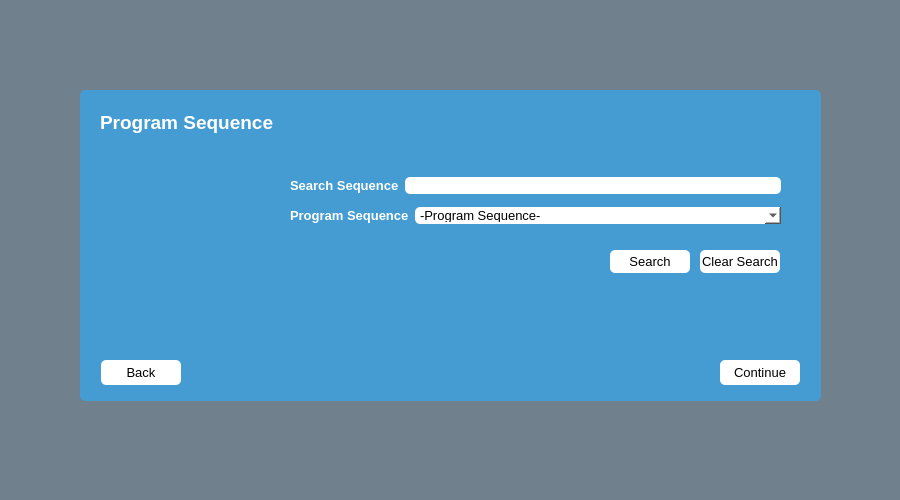
Above: programSequence_editUI/programs.ui from 2013110993/SGS before the change. Below: the same form after it.
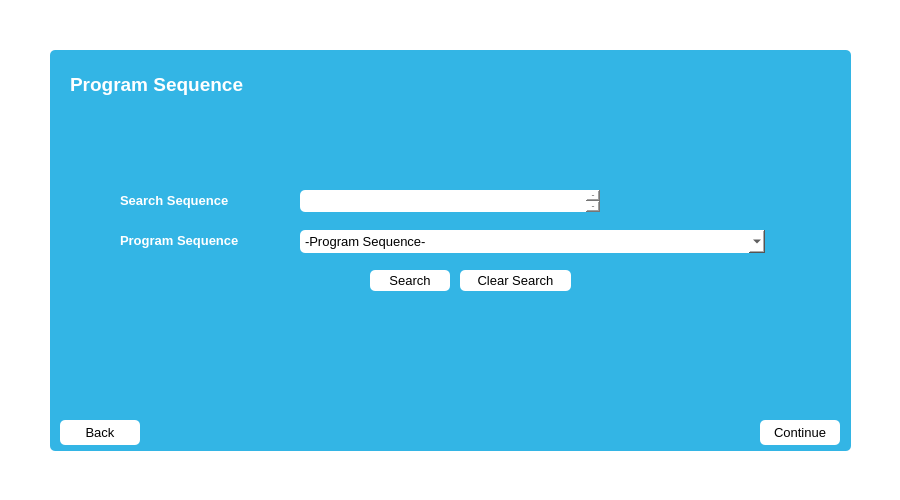
That is the form after the change.

```diff
--- a/programSequence_editUI/programs.ui
+++ b/programSequence_editUI/programs.ui
@@ -27,28 +27,28 @@
   </property>
   <property name="styleSheet">
    <string notr="true">border-radius: 5px;
-background-color:#70808c
+background-color:white
 </string>
   </property>
   <widget class="QWidget" name="widget" native="true">
    <property name="geometry">
     <rect>
-     <x>80</x>
-     <y>90</y>
-     <width>741</width>
-     <height>311</height>
+     <x>50</x>
+     <y>50</y>
+     <width>801</width>
+     <height>401</height>
     </rect>
    </property>
    <property name="styleSheet">
-    <string notr="true">background-color:#449cd3</string>
+    <string notr="true">background-color: #33b5e5</string>
    </property>
    <widget class="QLabel" name="programSequenceLabel_2">
     <property name="geometry">
      <rect>
       <x>20</x>
       <y>20</y>
-      <width>192</width>
-      <height>24</height>
+      <width>219</width>
+      <height>28</height>
      </rect>
     </property>
     <property name="font">
@@ -65,20 +65,106 @@
      <string>Program Sequence</string>
     </property>
    </widget>
-   <widget class="QWidget" name="layoutWidget">
+   <widget class="QPushButton" name="sequenceClearPushButton_2">
     <property name="geometry">
      <rect>
-      <x>210</x>
-      <y>80</y>
-      <width>491</width>
-      <height>61</height>
+      <x>410</x>
+      <y>220</y>
+      <width>111</width>
+      <height>21</height>
      </rect>
     </property>
-    <layout class="QVBoxLayout" name="verticalLayout">
-     <item>
-      <layout class="QHBoxLayout" name="horizontalLayout_5">
-       <item>
+    <property name="font">
+     <font>
+      <pointsize>10</pointsize>
+     </font>
+    </property>
+    <property name="styleSheet">
+     <string notr="true">color: #000000;
+background-color:#ffffff</string>
+    </property>
+    <property name="text">
+     <string>Clear Search</string>
+    </property>
+   </widget>
+   <widget class="QPushButton" name="sequenceSearchPushButton_2">
+    <property name="geometry">
+     <rect>
+      <x>320</x>
+      <y>220</y>
+      <width>80</width>
+      <height>21</height>
+     </rect>
+    </property>
+    <property name="font">
+     <font>
+      <pointsize>10</pointsize>
+     </font>
+    </property>
+    <property name="styleSheet">
+     <string notr="true">color: #000000;
+background-color:#ffffff</string>
+    </property>
+    <property name="text">
+     <string>Search</string>
+    </property>
+   </widget>
+   <widget class="QPushButton" name="ContinuepushButton_2">
+    <property name="geometry">
+     <rect>
+      <x>710</x>
+      <y>370</y>
+      <width>80</width>
+      <height>25</height>
+     </rect>
+    </property>
+    <property name="font">
+     <font>
+      <pointsize>10</pointsize>
+     </font>
+    </property>
+    <property name="styleSheet">
+     <string notr="true">color: #000000;
+background-color:#ffffff</string>
+    </property>
+    <property name="text">
+     <string>Continue</string>
+    </property>
+   </widget>
+   <widget class="QPushButton" name="pushButton_2">
+    <property name="enabled">
+     <bool>true</bool>
+    </property>
+    <property name="geometry">
+     <rect>
+      <x>10</x>
+      <y>370</y>
+      <width>80</width>
+      <height>25</height>
+     </rect>
+    </property>
+    <property name="font">
+     <font>
+      <pointsize>10</pointsize>
+     </font>
+    </property>
+    <property name="styleSheet">
+     <string notr="true">color: #000000;
+background-color:#ffffff</string>
+    </property>
+    <property name="text">
+     <string>Back</string>
+    </property>
+   </widget>
         <widget class="QLabel" name="SearchSequenceLabel_2">
+    <property name="geometry">
+     <rect>
+      <x>70</x>
+      <y>140</y>
+      <width>146</width>
+      <height>21</height>
+     </rect>
+    </property>
          <property name="font">
           <font>
            <pointsize>10</pointsize>
@@ -93,29 +179,15 @@
           <string>Search Sequence</string>
          </property>
         </widget>
-       </item>
-       <item>
-        <widget class="QLineEdit" name="sequenceLineEdit_2">
-         <property name="font">
-          <font>
-           <pointsize>10</pointsize>
-          </font>
-         </property>
-         <property name="styleSheet">
-          <string notr="true">color: #000000;
-background-color:#ffffff</string>
-         </property>
-         <property name="clearButtonEnabled">
-          <bool>true</bool>
-         </property>
-        </widget>
-       </item>
-      </layout>
-     </item>
-     <item>
-      <layout class="QHBoxLayout" name="horizontalLayout">
-       <item>
         <widget class="QLabel" name="sequenceLabel2_2">
+    <property name="geometry">
+     <rect>
+      <x>70</x>
+      <y>180</y>
+      <width>161</width>
+      <height>21</height>
+     </rect>
+    </property>
          <property name="font">
           <font>
            <pointsize>10</pointsize>
@@ -130,12 +202,18 @@
           <string>Program Sequence</string>
          </property>
         </widget>
-       </item>
-       <item>
         <widget class="QComboBox" name="FacultyComboBox">
          <property name="enabled">
           <bool>true</bool>
          </property>
+    <property name="geometry">
+     <rect>
+      <x>250</x>
+      <y>180</y>
+      <width>465</width>
+      <height>23</height>
+     </rect>
+    </property>
          <property name="sizeIncrement">
           <size>
            <width>0</width>
@@ -325,42 +403,28 @@
           </property>
          </item>
         </widget>
-       </item>
-      </layout>
-     </item>
-    </layout>
-   </widget>
-   <widget class="QPushButton" name="sequenceClearPushButton_2">
+  </widget>
+  <widget class="QTextEdit" name="sequenceTextEdit">
     <property name="geometry">
      <rect>
-      <x>620</x>
-      <y>160</y>
-      <width>80</width>
-      <height>23</height>
-     </rect>
-    </property>
-    <property name="font">
-     <font>
-      <pointsize>10</pointsize>
-     </font>
-    </property>
-    <property name="styleSheet">
-     <string notr="true">color: #000000;
-background-color:#ffffff</string>
-    </property>
-    <property name="text">
-     <string>Clear Search</string>
-    </property>
-   </widget>
-   <widget class="QPushButton" name="sequenceSearchPushButton_2">
-    <property name="geometry">
-     <rect>
-      <x>530</x>
-      <y>160</y>
-      <width>80</width>
-      <height>23</height>
-     </rect>
-    </property>
+     <x>300</x>
+     <y>190</y>
+     <width>300</width>
+     <height>22</height>
+    </rect>
+   </property>
+   <property name="sizePolicy">
+    <sizepolicy hsizetype="Fixed" vsizetype="Fixed">
+     <horstretch>0</horstretch>
+     <verstretch>0</verstretch>
+    </sizepolicy>
+   </property>
+   <property name="maximumSize">
+    <size>
+     <width>300</width>
+     <height>22</height>
+    </size>
+   </property>
     <property name="font">
      <font>
       <pointsize>10</pointsize>
@@ -370,57 +434,28 @@
      <string notr="true">color: #000000;
 background-color:#ffffff</string>
     </property>
-    <property name="text">
-     <string>Search</string>
-    </property>
-   </widget>
-   <widget class="QPushButton" name="ContinuepushButton_2">
+  </widget>
+  <widget class="QWidget" name="">
     <property name="geometry">
      <rect>
-      <x>640</x>
-      <y>270</y>
-      <width>80</width>
-      <height>25</height>
-     </rect>
-    </property>
-    <property name="font">
-     <font>
-      <pointsize>10</pointsize>
-     </font>
-    </property>
-    <property name="styleSheet">
-     <string notr="true">color: #000000;
-background-color:#ffffff</string>
-    </property>
-    <property name="text">
-     <string>Continue</string>
-    </property>
-   </widget>
-   <widget class="QPushButton" name="pushButton_2">
-    <property name="enabled">
-     <bool>true</bool>
-    </property>
+     <x>0</x>
+     <y>0</y>
+     <width>2</width>
+     <height>2</height>
+    </rect>
+   </property>
+   <layout class="QHBoxLayout" name="horizontalLayout_2"/>
+  </widget>
+  <widget class="QWidget" name="">
     <property name="geometry">
      <rect>
-      <x>21</x>
-      <y>270</y>
-      <width>80</width>
-      <height>25</height>
-     </rect>
-    </property>
-    <property name="font">
-     <font>
-      <pointsize>10</pointsize>
-     </font>
-    </property>
-    <property name="styleSheet">
-     <string notr="true">color: #000000;
-background-color:#ffffff</string>
-    </property>
-    <property name="text">
-     <string>Back</string>
-    </property>
-   </widget>
+     <x>0</x>
+     <y>0</y>
+     <width>2</width>
+     <height>2</height>
+    </rect>
+   </property>
+   <layout class="QHBoxLayout" name="horizontalLayout_3"/>
   </widget>
  </widget>
  <resources/>
```
Lines whose indentation alone changed are shown as unchanged.
